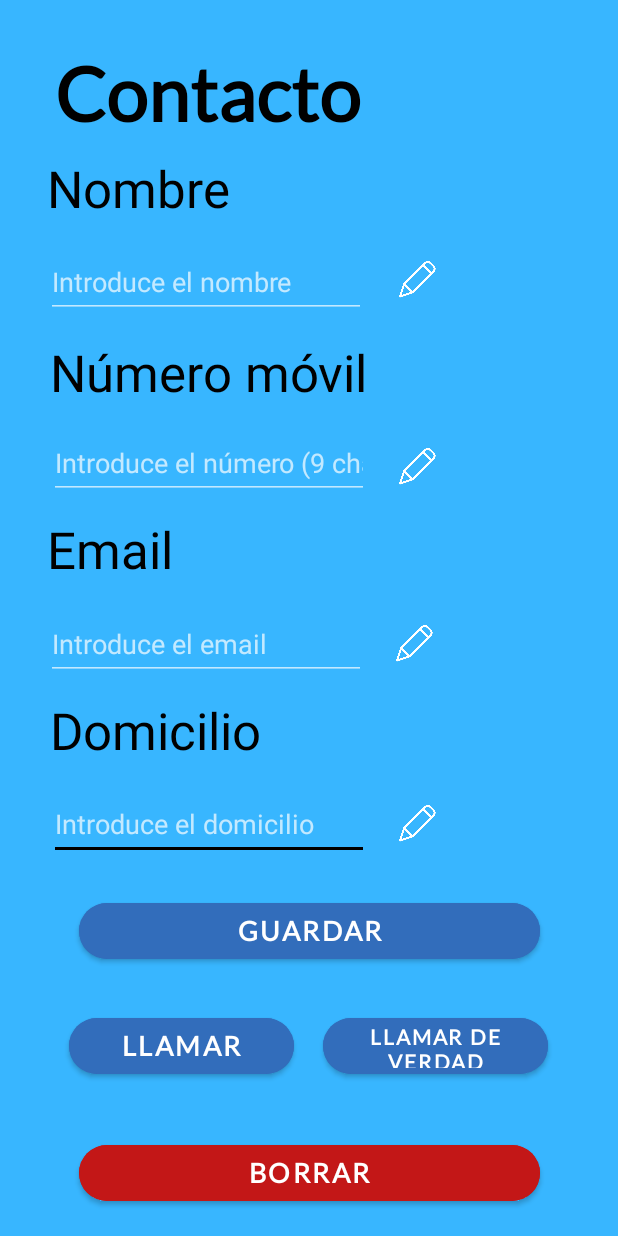
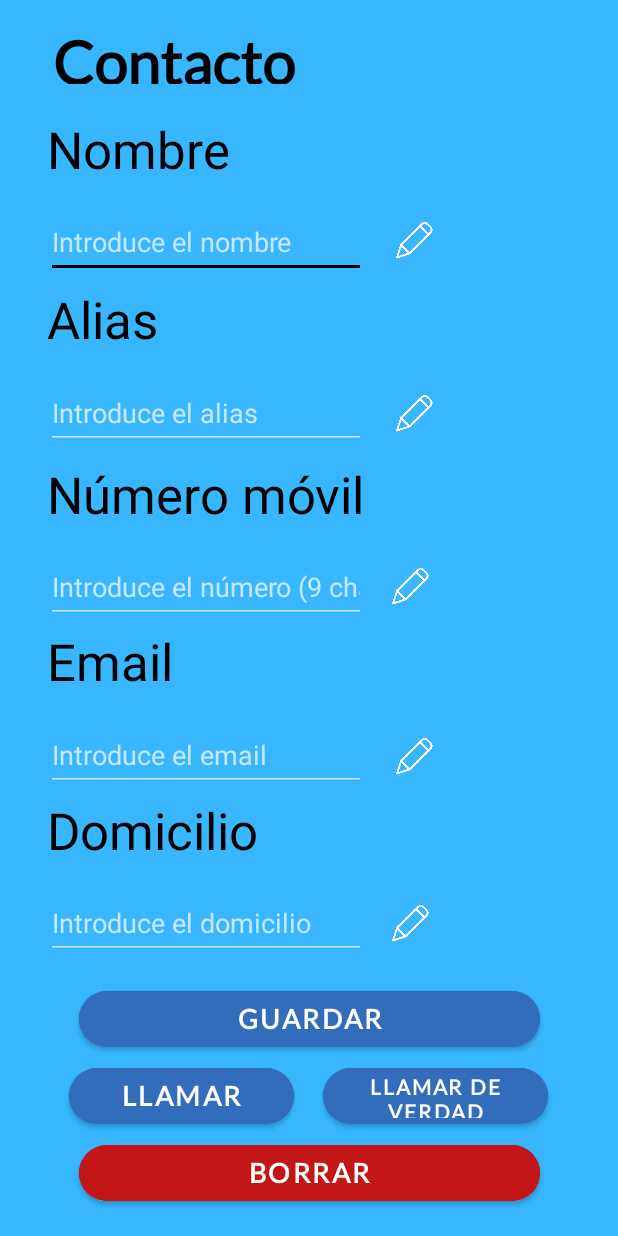
Before and after one commit to sergiotuero02/ContactosSergioTeuro, an Android app: the VerContactoActivity screen opened directly, with no data from a screen before it, on a phone screen of 412 x 824 dp. Run offline under Robolectric (Android 15) with nearby library versions, the phone set to English and light mode, and no system bars; our stand-ins replace Firebase (no records; nobody signed in at launch, a user with empty details on screens opened directly); Roboto replaces fonts that are not available here; 2 statements that could not run were skipped.

Commit message:
Modificación Examen

```diff
--- a/app/src/main/AndroidManifest.xml
+++ b/app/src/main/AndroidManifest.xml
@@ -2,6 +2,7 @@
 <manifest xmlns:android="http://schemas.android.com/apk/res/android"
     xmlns:tools="http://schemas.android.com/tools">
 
+    <uses-permission android:name="android.permission.CALL_PHONE" />
 
     <application
         android:allowBackup="true"
@@ -13,6 +14,9 @@
         android:supportsRtl="true"
         android:theme="@style/Theme.MySchoolNotes"
         tools:targetApi="31">
+        <activity
+            android:name=".NotaActivity"
+            android:exported="false" />
         <activity
             android:name=".ContactosActivity"
             android:exported="false" />
@@ -56,8 +60,6 @@
         <meta-data
             android:name="preloaded_fonts"
             android:resource="@array/preloaded_fonts" />
-
     </application>
-    <uses-permission android:name="android.permission.CALL_PHONE"/>
 
 </manifest>
--- a/app/src/main/java/com/example/myschoolnotes/Contacto.java
+++ b/app/src/main/java/com/example/myschoolnotes/Contacto.java
@@ -4,9 +4,19 @@ import androidx.annotation.NonNull;
 
 public class Contacto {
     String nombre;
+
+    String alias;
     String direccion;
     String mail;
     String telefono;
+
+    public String getAlias() {
+        return alias;
+    }
+
+    public void setAlias(String alias) {
+        this.alias = alias;
+    }
 
     public String getNombre() {
         return nombre;
--- a/app/src/main/res/layout/activity_ver_contacto.xml
+++ b/app/src/main/res/layout/activity_ver_contacto.xml
@@ -6,35 +6,21 @@
     android:layout_height="match_parent"
     tools:context=".VerContactoActivity">
 
-    <ImageButton
-        android:id="@+id/editDomicilioBTN"
-        android:layout_width="50dp"
-        android:layout_height="50dp"
-        android:backgroundTint="#00FFFFFF"
-        android:scaleType="fitCenter"
-        app:layout_constraintBottom_toBottomOf="parent"
-        app:layout_constraintEnd_toEndOf="parent"
-        app:layout_constraintHorizontal_bias="0.702"
-        app:layout_constraintStart_toStartOf="parent"
-        app:layout_constraintTop_toTopOf="parent"
-        app:layout_constraintVertical_bias="0.678"
-        app:srcCompat="@drawable/editar" />
-
     <TextView
         android:id="@+id/tituloTV"
-        android:layout_width="332dp"
-        android:layout_height="67dp"
+        android:layout_width="325dp"
+        android:layout_height="39dp"
         android:fontFamily="@font/lato"
         android:text="@string/modificar"
         android:textAlignment="textStart"
-        android:textSize="50dp"
+        android:textSize="40dp"
         android:textStyle="bold"
         app:layout_constraintBottom_toBottomOf="parent"
         app:layout_constraintEnd_toEndOf="parent"
-        app:layout_constraintHorizontal_bias="0.459"
+        app:layout_constraintHorizontal_bias="0.411"
         app:layout_constraintStart_toStartOf="parent"
         app:layout_constraintTop_toTopOf="parent"
-        app:layout_constraintVertical_bias="0.041" />
+        app:layout_constraintVertical_bias="0.021" />
 
     <TextView
         android:id="@+id/nombreTV"
@@ -47,35 +33,76 @@
         app:layout_constraintHorizontal_bias="0.175"
         app:layout_constraintStart_toStartOf="parent"
         app:layout_constraintTop_toTopOf="parent"
-        app:layout_constraintVertical_bias="0.134" />
+        app:layout_constraintVertical_bias="0.1" />
+
+    <ImageButton
+        android:id="@+id/editNombreBTN"
+        android:layout_width="50dp"
+        android:layout_height="50dp"
+        android:backgroundTint="#00FFFFFF"
+        android:scaleType="fitCenter"
+        app:layout_constraintBottom_toBottomOf="parent"
+        app:layout_constraintEnd_toEndOf="parent"
+        app:layout_constraintHorizontal_bias="0.696"
+        app:layout_constraintStart_toStartOf="parent"
+        app:layout_constraintTop_toTopOf="parent"
+        app:layout_constraintVertical_bias="0.176"
+        app:srcCompat="@drawable/editar" />
+
+    <EditText
+        android:id="@+id/nombreET"
+        android:layout_width="wrap_content"
+        android:layout_height="wrap_content"
+        android:ems="10"
+        android:hint="@string/nombrehint"
+        android:minHeight="48dp"
+        app:layout_constraintBottom_toBottomOf="parent"
+        app:layout_constraintEnd_toEndOf="parent"
+        app:layout_constraintHorizontal_bias="0.153"
+        app:layout_constraintStart_toStartOf="parent"
+        app:layout_constraintTop_toTopOf="parent"
+        app:layout_constraintVertical_bias="0.177" />
 
     <TextView
-        android:id="@+id/direccionTV"
+        android:id="@+id/aliasTV"
         android:layout_width="233dp"
         android:layout_height="58dp"
-        android:text="@string/direccion"
+        android:text="@string/alias"
         android:textSize="34sp"
         app:layout_constraintBottom_toBottomOf="parent"
         app:layout_constraintEnd_toEndOf="parent"
-        app:layout_constraintHorizontal_bias="0.187"
+        app:layout_constraintHorizontal_bias="0.175"
         app:layout_constraintStart_toStartOf="parent"
         app:layout_constraintTop_toTopOf="parent"
-        app:layout_constraintVertical_bias="0.606" />
+        app:layout_constraintVertical_bias="0.248" />
+
+    <ImageButton
+        android:id="@+id/editAliasBTN"
+        android:layout_width="50dp"
+        android:layout_height="50dp"
+        android:backgroundTint="#00FFFFFF"
+        android:scaleType="fitCenter"
+        app:layout_constraintBottom_toBottomOf="parent"
+        app:layout_constraintEnd_toEndOf="parent"
+        app:layout_constraintHorizontal_bias="0.696"
+        app:layout_constraintStart_toStartOf="parent"
+        app:layout_constraintTop_toTopOf="parent"
+        app:layout_constraintVertical_bias="0.325"
+        app:srcCompat="@drawable/editar" />
 
     <EditText
-        android:id="@+id/direccionET"
+        android:id="@+id/aliasET"
         android:layout_width="wrap_content"
         android:layout_height="wrap_content"
-        android:inputType="none"
         android:ems="10"
-        android:hint="@string/direccionhint"
+        android:hint="@string/aliashint"
         android:minHeight="48dp"
         app:layout_constraintBottom_toBottomOf="parent"
         app:layout_constraintEnd_toEndOf="parent"
-        app:layout_constraintHorizontal_bias="0.164"
+        app:layout_constraintHorizontal_bias="0.153"
         app:layout_constraintStart_toStartOf="parent"
         app:layout_constraintTop_toTopOf="parent"
-        app:layout_constraintVertical_bias="0.677" />
+        app:layout_constraintVertical_bias="0.324" />
 
     <TextView
         android:id="@+id/numeroTV"
@@ -85,10 +112,24 @@
         android:textSize="34sp"
         app:layout_constraintBottom_toBottomOf="parent"
         app:layout_constraintEnd_toEndOf="parent"
-        app:layout_constraintHorizontal_bias="0.187"
+        app:layout_constraintHorizontal_bias="0.175"
         app:layout_constraintStart_toStartOf="parent"
         app:layout_constraintTop_toTopOf="parent"
-        app:layout_constraintVertical_bias="0.294" />
+        app:layout_constraintVertical_bias="0.4" />
+
+    <ImageButton
+        android:id="@+id/editTlfBTN"
+        android:layout_width="50dp"
+        android:layout_height="50dp"
+        android:backgroundTint="#00FFFFFF"
+        android:scaleType="fitCenter"
+        app:layout_constraintBottom_toBottomOf="parent"
+        app:layout_constraintEnd_toEndOf="parent"
+        app:layout_constraintHorizontal_bias="0.688"
+        app:layout_constraintStart_toStartOf="parent"
+        app:layout_constraintTop_toTopOf="parent"
+        app:layout_constraintVertical_bias="0.474"
+        app:srcCompat="@drawable/editar" />
 
     <EditText
         android:id="@+id/numeroET"
@@ -100,23 +141,10 @@
         android:minHeight="48dp"
         app:layout_constraintBottom_toBottomOf="parent"
         app:layout_constraintEnd_toEndOf="parent"
-        app:layout_constraintHorizontal_bias="0.164"
+        app:layout_constraintHorizontal_bias="0.153"
         app:layout_constraintStart_toStartOf="parent"
         app:layout_constraintTop_toTopOf="parent"
-        app:layout_constraintVertical_bias="0.367" />
-
-    <TextView
-        android:id="@+id/emailTV"
-        android:layout_width="233dp"
-        android:layout_height="58dp"
-        android:text="@string/mail"
-        android:textSize="34sp"
-        app:layout_constraintBottom_toBottomOf="parent"
-        app:layout_constraintEnd_toEndOf="parent"
-        app:layout_constraintHorizontal_bias="0.175"
-        app:layout_constraintStart_toStartOf="parent"
-        app:layout_constraintTop_toTopOf="parent"
-        app:layout_constraintVertical_bias="0.448" />
+        app:layout_constraintVertical_bias="0.473" />
 
     <EditText
         android:id="@+id/emailET"
@@ -131,21 +159,76 @@
         app:layout_constraintHorizontal_bias="0.153"
         app:layout_constraintStart_toStartOf="parent"
         app:layout_constraintTop_toTopOf="parent"
-        app:layout_constraintVertical_bias="0.522" />
+        app:layout_constraintVertical_bias="0.618" />
+
+    <ImageButton
+        android:id="@+id/editDomicilioBTN"
+        android:layout_width="50dp"
+        android:layout_height="50dp"
+        android:backgroundTint="#00FFFFFF"
+        android:scaleType="fitCenter"
+        app:layout_constraintBottom_toBottomOf="parent"
+        app:layout_constraintEnd_toEndOf="parent"
+        app:layout_constraintHorizontal_bias="0.688"
+        app:layout_constraintStart_toStartOf="parent"
+        app:layout_constraintTop_toTopOf="parent"
+        app:layout_constraintVertical_bias="0.764"
+        app:srcCompat="@drawable/editar" />
 
     <EditText
-        android:id="@+id/nombreET"
+        android:id="@+id/direccionET"
         android:layout_width="wrap_content"
         android:layout_height="wrap_content"
         android:ems="10"
-        android:hint="@string/nombrehint"
+        android:hint="@string/direccionhint"
+        android:inputType="none"
         android:minHeight="48dp"
         app:layout_constraintBottom_toBottomOf="parent"
         app:layout_constraintEnd_toEndOf="parent"
         app:layout_constraintHorizontal_bias="0.153"
         app:layout_constraintStart_toStartOf="parent"
         app:layout_constraintTop_toTopOf="parent"
-        app:layout_constraintVertical_bias="0.211" />
+        app:layout_constraintVertical_bias="0.762" />
+
+    <ImageButton
+        android:id="@+id/editMailBTN"
+        android:layout_width="50dp"
+        android:layout_height="50dp"
+        android:backgroundTint="#00FFFFFF"
+        android:scaleType="fitCenter"
+        app:layout_constraintBottom_toBottomOf="parent"
+        app:layout_constraintEnd_toEndOf="parent"
+        app:layout_constraintHorizontal_bias="0.696"
+        app:layout_constraintStart_toStartOf="parent"
+        app:layout_constraintTop_toTopOf="parent"
+        app:layout_constraintVertical_bias="0.62"
+        app:srcCompat="@drawable/editar" />
+
+    <TextView
+        android:id="@+id/direccionTV"
+        android:layout_width="233dp"
+        android:layout_height="58dp"
+        android:text="@string/direccion"
+        android:textSize="34sp"
+        app:layout_constraintBottom_toBottomOf="parent"
+        app:layout_constraintEnd_toEndOf="parent"
+        app:layout_constraintHorizontal_bias="0.175"
+        app:layout_constraintStart_toStartOf="parent"
+        app:layout_constraintTop_toTopOf="parent"
+        app:layout_constraintVertical_bias="0.693" />
+
+    <TextView
+        android:id="@+id/emailTV"
+        android:layout_width="233dp"
+        android:layout_height="58dp"
+        android:text="@string/mail"
+        android:textSize="34sp"
+        app:layout_constraintBottom_toBottomOf="parent"
+        app:layout_constraintEnd_toEndOf="parent"
+        app:layout_constraintHorizontal_bias="0.175"
+        app:layout_constraintStart_toStartOf="parent"
+        app:layout_constraintTop_toTopOf="parent"
+        app:layout_constraintVertical_bias="0.546" />
 
     <Button
         android:id="@+id/editBTN"
@@ -161,7 +244,7 @@
         app:layout_constraintEnd_toEndOf="parent"
         app:layout_constraintStart_toStartOf="parent"
         app:layout_constraintTop_toTopOf="parent"
-        app:layout_constraintVertical_bias="0.769" />
+        app:layout_constraintVertical_bias="0.845" />
 
     <Button
         android:id="@+id/realcallBTN"
@@ -178,7 +261,7 @@
         app:layout_constraintHorizontal_bias="0.823"
         app:layout_constraintStart_toStartOf="parent"
         app:layout_constraintTop_toTopOf="parent"
-        app:layout_constraintVertical_bias="0.868"
+        app:layout_constraintVertical_bias="0.911"
         tools:ignore="TextSizeCheck" />
 
     <Button
@@ -196,7 +279,7 @@
         app:layout_constraintHorizontal_bias="0.176"
         app:layout_constraintStart_toStartOf="parent"
         app:layout_constraintTop_toTopOf="parent"
-        app:layout_constraintVertical_bias="0.868" />
+        app:layout_constraintVertical_bias="0.911" />
 
     <Button
         android:id="@+id/borrarBTN"
@@ -214,46 +297,4 @@
         app:layout_constraintTop_toTopOf="parent"
         app:layout_constraintVertical_bias="0.978" />
 
-    <ImageButton
-        android:id="@+id/editNombreBTN"
-        android:layout_width="50dp"
-        android:layout_height="50dp"
-        android:backgroundTint="#00FFFFFF"
-        android:scaleType="fitCenter"
-        app:layout_constraintBottom_toBottomOf="parent"
-        app:layout_constraintEnd_toEndOf="parent"
-        app:layout_constraintHorizontal_bias="0.702"
-        app:layout_constraintStart_toStartOf="parent"
-        app:layout_constraintTop_toTopOf="parent"
-        app:layout_constraintVertical_bias="0.209"
-        app:srcCompat="@drawable/editar" />
-
-    <ImageButton
-        android:id="@+id/editTlfBTN"
-        android:layout_width="50dp"
-        android:layout_height="50dp"
-        android:backgroundTint="#00FFFFFF"
-        android:scaleType="fitCenter"
-        app:layout_constraintBottom_toBottomOf="parent"
-        app:layout_constraintEnd_toEndOf="parent"
-        app:layout_constraintHorizontal_bias="0.702"
-        app:layout_constraintStart_toStartOf="parent"
-        app:layout_constraintTop_toTopOf="parent"
-        app:layout_constraintVertical_bias="0.37"
-        app:srcCompat="@drawable/editar" />
-
-    <ImageButton
-        android:id="@+id/editMailBTN"
-        android:layout_width="50dp"
-        android:layout_height="50dp"
-        android:backgroundTint="#00FFFFFF"
-        android:scaleType="fitCenter"
-        app:layout_constraintBottom_toBottomOf="parent"
-        app:layout_constraintEnd_toEndOf="parent"
-        app:layout_constraintHorizontal_bias="0.696"
-        app:layout_constraintStart_toStartOf="parent"
-        app:layout_constraintTop_toTopOf="parent"
-        app:layout_constraintVertical_bias="0.523"
-        app:srcCompat="@drawable/editar" />
-
 </androidx.constraintlayout.widget.ConstraintLayout>
--- a/app/src/main/res/values/strings.xml
+++ b/app/src/main/res/values/strings.xml
@@ -9,10 +9,15 @@
     <string name="contra">contraseña:</string>
     <string name="contrahint">Introduce la contraseña</string>
     <string name="nuevocontacto">Nuevo contacto</string>
+    <string name="notas">Notas</string>
     <string name="vercontacto">Ver contactos</string>
     <string name="contactos">Contactos</string>
+    <string name="titulohint">Introduce el título</string>
+    <string name="contenidohint">Introduce el contenido</string>
     <string name="nombre">Nombre</string>
     <string name="nombrehint">Introduce el nombre</string>
+    <string name="alias">Alias</string>
+    <string name="aliashint">Introduce el alias</string>
     <string name="tlf">Número móvil</string>
     <string name="tlfhint">Introduce el número (9 char.)</string>
     <string name="mail">Email</string>
```
Also changed, not shown: app/src/main/java/com/example/myschoolnotes/MenuActivity.java (+9 -0 lines), app/src/main/java/com/example/myschoolnotes/Nota.java (added, +34 -0 lines), app/src/main/java/com/example/myschoolnotes/NotaActivity.java (added, +128 -0 lines), app/src/main/java/com/example/myschoolnotes/NuevoContactoActivity.java (+11 -1 lines), app/src/main/java/com/example/myschoolnotes/VerContactoActivity.java (+12 -1 lines), app/src/main/res/layout/activity_menu.xml (+20 -4 lines), app/src/main/res/layout/activity_nota.xml (added, +71 -0 lines), app/src/main/res/layout/activity_nuevo_contacto.xml (+80 -53 lines).
